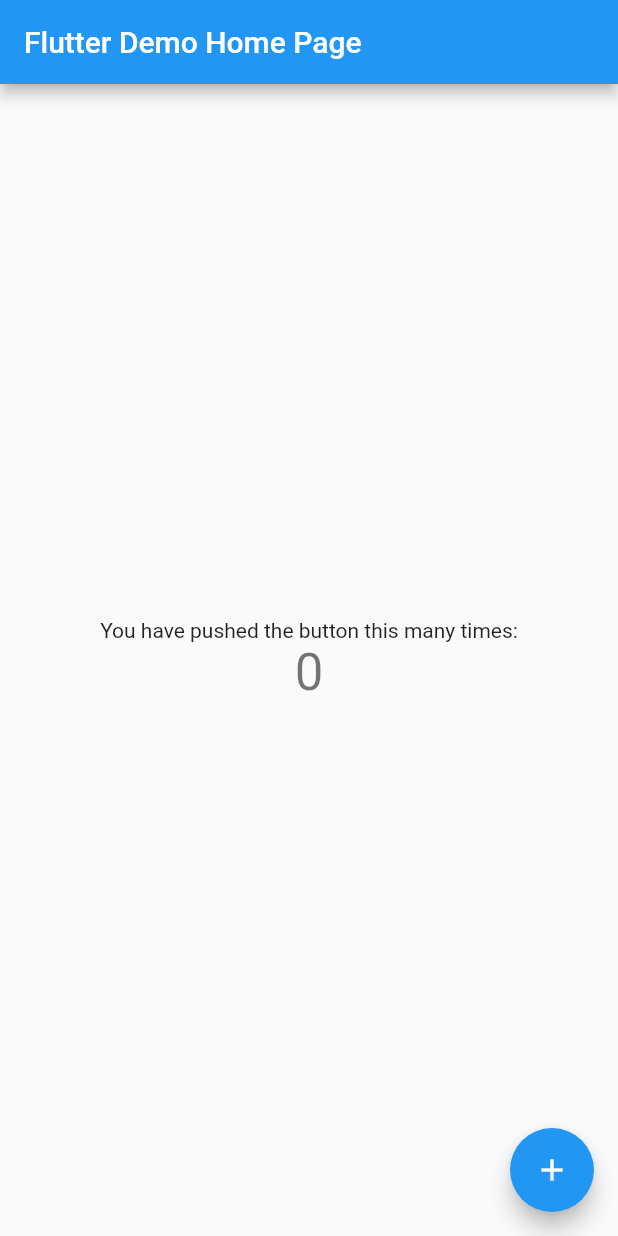
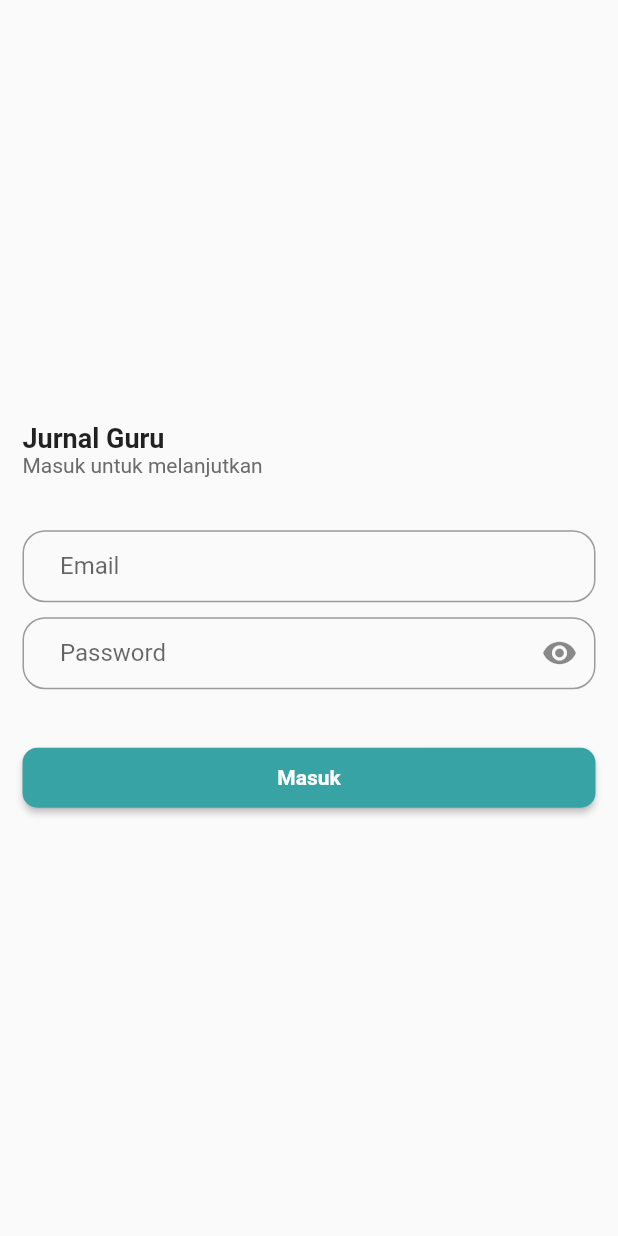
Before and after one commit to AjiSuryawan/jurnal_guru, a Flutter app: the screen it shows after launch, on a phone screen of 412 x 824 dp. Run offline on Flutter 3.47's test engine with Material 2 defaults, Android fonts, the phone set to English and light mode, and no system bars; our stand-ins replace device_info_plus, flutter_spinkit, geolocator, location, shared_preferences.

Commit message:
feat [AS] create login page

```diff
--- a/lib/main.dart
+++ b/lib/main.dart
@@ -1,4 +1,5 @@
 import 'package:flutter/material.dart';
+import 'package:jurnal_guru/view/login_page.dart';
 
 void main() {
   runApp(const MyApp());
@@ -24,92 +25,7 @@ class MyApp extends StatelessWidget {
         // is not restarted.
         primarySwatch: Colors.blue,
       ),
-      home: const MyHomePage(title: 'Flutter Demo Home Page'),
+      home: const LoginPage(),
     );
   }
 }
-
-class MyHomePage extends StatefulWidget {
-  const MyHomePage({Key? key, required this.title}) : super(key: key);
-
-  // This widget is the home page of your application. It is stateful, meaning
-  // that it has a State object (defined below) that contains fields that affect
-  // how it looks.
-
-  // This class is the configuration for the state. It holds the values (in this
-  // case the title) provided by the parent (in this case the App widget) and
-  // used by the build method of the State. Fields in a Widget subclass are
-  // always marked "final".
-
-  final String title;
-
-  @override
-  State<MyHomePage> createState() => _MyHomePageState();
-}
-
-class _MyHomePageState extends State<MyHomePage> {
-  int _counter = 0;
-
-  void _incrementCounter() {
-    setState(() {
-      // This call to setState tells the Flutter framework that something has
-      // changed in this State, which causes it to rerun the build method below
-      // so that the display can reflect the updated values. If we changed
-      // _counter without calling setState(), then the build method would not be
-      // called again, and so nothing would appear to happen.
-      _counter++;
-    });
-  }
-
-  @override
-  Widget build(BuildContext context) {
-    // This method is rerun every time setState is called, for instance as done
-    // by the _incrementCounter method above.
-    //
-    // The Flutter framework has been optimized to make rerunning build methods
-    // fast, so that you can just rebuild anything that needs updating rather
-    // than having to individually change instances of widgets.
-    return Scaffold(
-      appBar: AppBar(
-        // Here we take the value from the MyHomePage object that was created by
-        // the App.build method, and use it to set our appbar title.
-        title: Text(widget.title),
-      ),
-      body: Center(
-        // Center is a layout widget. It takes a single child and positions it
-        // in the middle of the parent.
-        child: Column(
-          // Column is also a layout widget. It takes a list of children and
-          // arranges them vertically. By default, it sizes itself to fit its
-          // children horizontally, and tries to be as tall as its parent.
-          //
-          // Invoke "debug painting" (press "p" in the console, choose the
-          // "Toggle Debug Paint" action from the Flutter Inspector in Android
-          // Studio, or the "Toggle Debug Paint" command in Visual Studio Code)
-          // to see the wireframe for each widget.
-          //
-          // Column has various properties to control how it sizes itself and
-          // how it positions its children. Here we use mainAxisAlignment to
-          // center the children vertically; the main axis here is the vertical
-          // axis because Columns are vertical (the cross axis would be
-          // horizontal).
-          mainAxisAlignment: MainAxisAlignment.center,
-          children: <Widget>[
-            const Text(
-              'You have pushed the button this many times:',
-            ),
-            Text(
-              '$_counter',
-              style: Theme.of(context).textTheme.headline4,
-            ),
-          ],
-        ),
-      ),
-      floatingActionButton: FloatingActionButton(
-        onPressed: _incrementCounter,
-        tooltip: 'Increment',
-        child: const Icon(Icons.add),
-      ), // This trailing comma makes auto-formatting nicer for build methods.
-    );
-  }
-}
--- /dev/null
+++ b/lib/reusable/custom_button.dart
@@ -0,0 +1,24 @@
+import 'package:flutter/material.dart';
+
+class CustomButton extends StatelessWidget {
+  final String _text;
+  final Color _color;
+  final VoidCallback _action;
+
+  const CustomButton(this._text, this._color, this._action);
+
+  @override
+  Widget build(BuildContext context) {
+    return ElevatedButton(
+      onPressed: _action,
+      style: ButtonStyle(
+          backgroundColor: MaterialStateProperty.all(_color),
+          minimumSize: MaterialStateProperty.all(Size(double.infinity, 40.0)),
+          shape: MaterialStateProperty.all<RoundedRectangleBorder>(
+              RoundedRectangleBorder(
+                  borderRadius: BorderRadius.circular(10.0)
+              ))),
+      child: Text(_text, style: TextStyle(fontWeight: FontWeight.bold)),
+    );
+  }
+}
--- /dev/null
+++ b/lib/reusable/custom_password_text_field.dart
@@ -0,0 +1,46 @@
+import 'package:flutter/material.dart';
+
+class CustomPasswordTextField extends StatefulWidget {
+  final String _label;
+  final TextEditingController _controller;
+
+  const CustomPasswordTextField(this._label, this._controller);
+
+  @override
+  _CustomPasswordTextFieldState createState() => _CustomPasswordTextFieldState();
+}
+
+class _CustomPasswordTextFieldState extends State<CustomPasswordTextField> {
+  bool _isShowPassword = false;
+
+  @override
+  Widget build(BuildContext context) {
+    return TextFormField(
+      controller: widget._controller,
+      obscureText: !_isShowPassword,
+      enableSuggestions: false,
+      autocorrect: false,
+      decoration: InputDecoration(
+        labelText: widget._label,
+        contentPadding: EdgeInsets.symmetric(vertical: 5.0, horizontal: 25.0),
+        border: OutlineInputBorder(
+          borderRadius: BorderRadius.circular(15.0),
+        ),
+        focusedBorder: OutlineInputBorder(
+          borderSide: BorderSide(color: Color(0xFF38A3A5), width: 2.0),
+          borderRadius: BorderRadius.circular(15.0),
+        ),
+        suffixIcon: GestureDetector(
+          onTap: () {
+            setState(() {
+              _isShowPassword = !_isShowPassword;
+            });
+          },
+          child: Icon(
+            _isShowPassword ? Icons.visibility_off : Icons.visibility,
+          ),
+        ),
+      ),
+    );
+  }
+}
--- /dev/null
+++ b/lib/reusable/custom_text_field.dart
@@ -0,0 +1,28 @@
+import 'package:flutter/material.dart';
+
+class CustomTextField extends StatelessWidget {
+  final String _label;
+  final TextInputType _inputType;
+  final TextEditingController _controller;
+
+  const CustomTextField(this._label, this._inputType, this._controller);
+
+  @override
+  Widget build(BuildContext context) {
+    return TextFormField(
+      controller: _controller,
+      keyboardType: _inputType,
+      decoration: InputDecoration(
+        labelText: _label,
+        contentPadding: EdgeInsets.symmetric(vertical: 5.0, horizontal: 25.0),
+        border: OutlineInputBorder(
+          borderRadius: BorderRadius.circular(15.0),
+        ),
+        focusedBorder: OutlineInputBorder(
+          borderSide: BorderSide(color: Color(0xFF38A3A5), width: 2.0),
+          borderRadius: BorderRadius.circular(15.0),
+        ),
+      ),
+    );
+  }
+}
--- /dev/null
+++ b/lib/view/login_page.dart
@@ -0,0 +1,117 @@
+import 'dart:convert';
+
+import 'package:flutter/material.dart';
+import 'package:jurnal_guru/config/service_config.dart';
+import 'package:jurnal_guru/reusable/custom_button.dart';
+import 'package:jurnal_guru/reusable/custom_error_dialog.dart';
+import 'package:jurnal_guru/reusable/custom_password_text_field.dart';
+import 'package:jurnal_guru/reusable/custom_text_field.dart';
+import 'package:http/http.dart' as http;
+
+class LoginPage extends StatefulWidget {
+  const LoginPage({Key? key}) : super(key: key);
+
+  @override
+  _LoginPageState createState() => _LoginPageState();
+}
+
+class _LoginPageState extends State<LoginPage> {
+
+  TextEditingController _emailController = TextEditingController();
+  TextEditingController _passwordController = TextEditingController();
+
+  bool _isLoading = false;
+
+  final ServiceConfig serviceConfig = ServiceConfig();
+
+  void _login(String username, String password) async {
+    if (username != "" && password != "") {
+      setState(() => _isLoading = true);
+
+      Map<String, String> headers = {
+        "Content-Type": "application/x-www-form-urlencoded",
+      };
+
+      Map<String, dynamic> body = {
+        "username": username,
+        "password": password,
+        "grant_type": "password",
+        "imei": "admin@gmail.com",
+      };
+
+      try {
+        final res = await http.post(
+          Uri.parse("${ServiceConfig.baseUrl}token"),
+          headers: headers,
+          encoding: Encoding.getByName('utf-8'),
+          body: body,
+        );
+
+        if (res.statusCode == 200) {
+          print("login success");
+          print(res.body);
+
+          serviceConfig.setLoginStatus(true);
+          serviceConfig.setUsernameAndPassword(username, password);
+          // Navigator.pushReplacement(context, MaterialPageRoute(builder: (context) => Home()));
+        } else {
+          print("login failed: " + res.statusCode.toString());
+          var response = jsonDecode(res.body);
+          setState(() {
+            _isLoading = false;
+            _showErrorDialog("Gagal", response['error_description']);
+          });
+        }
+      } catch (e) {
+        print(e.toString());
+        setState(() {
+          _isLoading = false;
+          _showErrorDialog("Error", "Terjadi kesalahan");
+        });
+      }
+    } else {
+      _showErrorDialog("Gagal", "Ketikkan email dan password pada kolom yang tersedia");
+    }
+  }
+
+  void _showErrorDialog(String title, String content) {
+    showDialog(context: context, builder: (context) {
+      return CustomErrorDialog(title, content);
+    });
+  }
+
+  @override
+  Widget build(BuildContext context) {
+    return Scaffold(
+      body: Padding(
+        padding: const EdgeInsets.all(15.0),
+        child: Center(
+          child: Wrap(
+            children: [
+              Column(
+                crossAxisAlignment: CrossAxisAlignment.start,
+                children: [
+                  Text(
+                    "Jurnal Guru",
+                    style: TextStyle(fontWeight: FontWeight.bold, fontSize: 18.0),
+                  ),
+                  Text(
+                    'Masuk untuk melanjutkan',
+                    style: TextStyle(fontSize: 14.0, color: Color(0xFF6B6B6B)),
+                  ),
+                  SizedBox(height: 35.0),
+                  CustomTextField("Email", TextInputType.emailAddress, _emailController),
+                  SizedBox(height: 10.0),
+                  CustomPasswordTextField("Password", _passwordController),
+                  SizedBox(height: 35.0),
+                  CustomButton("Masuk", Color(0xFF38A3A5),
+                          () => _login(_emailController.text, _passwordController.text)),
+                ],
+              )
+            ],
+          ),
+        ),
+      ),
+    );
+  }
+}
```
Also changed, not shown: lib/config/service_config.dart (added, +59 -0 lines), lib/reusable/custom_error_dialog.dart (added, +93 -0 lines), lib/reusable/custom_submission_dialog.dart (added, +136 -0 lines), lib/reusable/loading.dart (added, +18 -0 lines), pubspec.yaml (+15 -1 lines), pubspec.lock.
